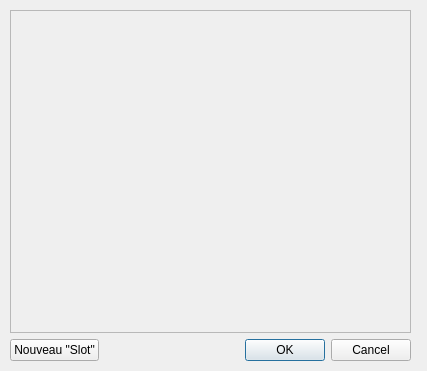
Qt form lightapp/ui/QDesigner/SlotsWindow.ui (raphigaziano/lightapp) before a commit.
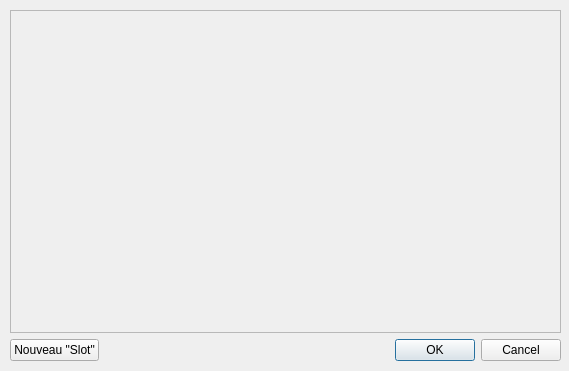
The same form after that commit.

Patch:
```diff
--- a/lightapp/ui/QDesigner/SlotsWindow.ui
+++ b/lightapp/ui/QDesigner/SlotsWindow.ui
@@ -6,7 +6,7 @@
    <rect>
     <x>0</x>
     <y>0</y>
-    <width>427</width>
+    <width>569</width>
     <height>371</height>
    </rect>
   </property>
@@ -18,7 +18,7 @@
     <rect>
      <x>10</x>
      <y>10</y>
-     <width>401</width>
+     <width>551</width>
      <height>351</height>
     </rect>
    </property>
@@ -33,7 +33,7 @@
         <rect>
          <x>0</x>
          <y>0</y>
-         <width>397</width>
+         <width>547</width>
          <height>316</height>
         </rect>
        </property>
@@ -42,7 +42,7 @@
          <rect>
           <x>-1</x>
           <y>-1</y>
-          <width>401</width>
+          <width>551</width>
           <height>321</height>
          </rect>
         </property>
```
